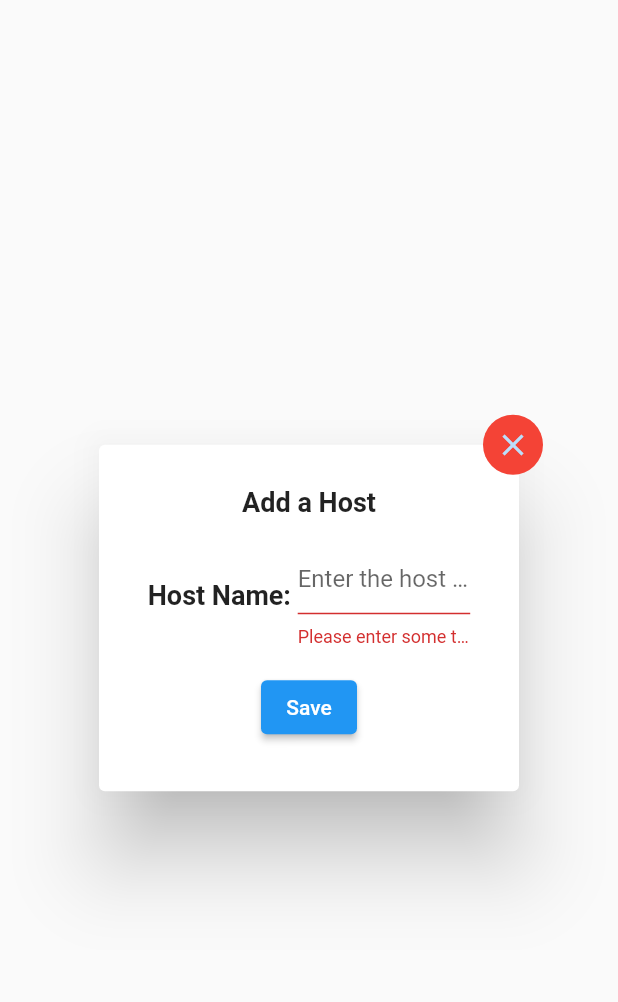
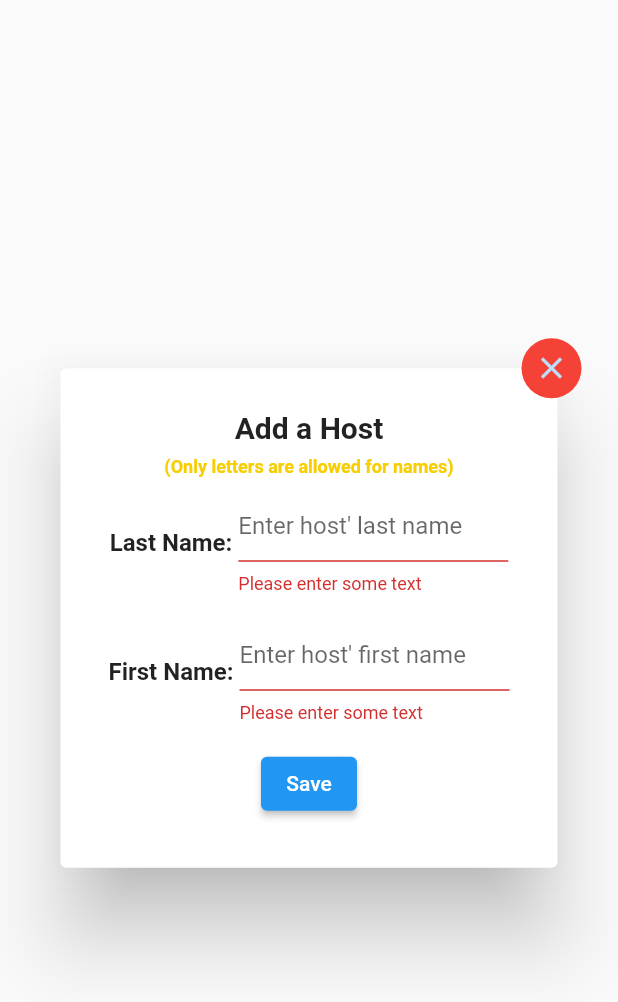
Before and after one commit to SulingXu/registry, a Flutter app: the AddNewHostWidget widget shown alone on an empty page, opened directly with empty values, after a tap on "Save", on a phone screen of 412 x 824 dp. Shown: the top 1002 px of the screen. Run offline on Flutter 3.47's test engine with Material 2 defaults, Android fonts, the phone set to English and light mode, and no system bars.

Commit message:
Add limit for the input, check repeated host name, and add warning for some cases

```diff
--- a/lib/host_list/add_new_host_widget.dart
+++ b/lib/host_list/add_new_host_widget.dart
@@ -1,6 +1,8 @@
 import 'package:flutter/material.dart';
-import 'host.dart';
-import 'host_list_provider.dart';
+import '../styles.dart';
+import 'package:flutter/services.dart';
+import 'package:registry/host_list/host.dart';
+import 'package:registry/host_list/host_list_provider.dart';
 
 class AddNewHostWidget extends StatefulWidget {
   const AddNewHostWidget(
@@ -16,71 +18,107 @@ class AddNewHostWidget extends StatefulWidget {
 
 class _AddNewHostWidgetState extends State<AddNewHostWidget> {
   final _formKey = GlobalKey<FormState>();
-  final _hostNameController = TextEditingController();
+  final _hostFirstNameController = TextEditingController();
+  final _hostLastNameController = TextEditingController();
+  String? _hostNameTxt = null;
+  final String _onlyLettersAllowedAlert = '(Only letters are allowed for names)';
+  final String _saveHostButtonTxt = 'Save';
+  final String _hostFirstNamePrefix = 'First Name: ';
+  final String _hostLastNamePrefix = 'Last Name: ';
+  final String _addHostTitle = 'Add a Host';
+  final String _hostFirstNameInputHintTxt = "Enter host' first name";
+  final String _hostLastNameInputHintTxt = "Enter host' last name";
+  final String _emptyInputAlertTxt = 'Please enter some text';
+  final String _onlySpaceInputAlertTxt = 'Please enter a valid name';
+  final double _widthOfContainer = 180.0;
+  bool _isVisible = false;
+
+  void dispose() {
+    // Clean up the controller when the widget is disposed.
+    _hostFirstNameController.dispose();
+    _hostLastNameController.dispose();
+    super.dispose();
+  }
+
+  bool _hasIdenticalHostName(String newHostName) {
+    var i = 0;
+    Host existingHost;
+    while(i < widget.hostListProvider.provideHosts().length) {
+      existingHost = widget.hostListProvider.provideHosts()[i];
+      if (newHostName.toLowerCase() == existingHost.name.toLowerCase()) {
+        return true;
+      }
+      i++;
+    }
+    return false;
+  }
+
+  void _addHost(String newHostName) {
+    widget.hostListProvider.addHost(Host(_hostNameTxt!));
+    widget.completion(); // call the completion handler / function to trigger list updates
+  }
+
+  Widget textFormField(TextEditingController nameInputController, String nameInputHint, String emptyInputAlert, String onlySpaceInputAlert) {
+    return TextFormField(
+      controller: nameInputController,
+      inputFormatters: <TextInputFormatter>[
+        FilteringTextInputFormatter.allow(RegExp("[a-zA-Z]")),
+      ],
+      decoration: InputDecoration(
+        border: UnderlineInputBorder(),
+        hintText: nameInputHint,
+      ),
+      validator: (value) {
+        if (value == null || value.isEmpty) {
+          setState(() {
+            _isVisible = false;
+          });
+          return emptyInputAlert;
+        } else if (value == ' ') {
+          return onlySpaceInputAlert;
+        }
+        return null;
+      },
+    );
+  }
+
+  Widget paddingInRowWithNameController(String namePrefix, double widthOfContainer, TextEditingController nameInputController, String nameInputHint, String emptyInputAlert, String onlySpaceInputAlert) {
+    return Padding(
+        padding: EdgeInsets.all(8.0),
+        child: Row(
+          mainAxisAlignment: MainAxisAlignment.center,
+          children: [
+            Styles.text(namePrefix, Styles.smallTextWithDefaultColor),
+            Container(
+              width: widthOfContainer,
+              child: textFormField(nameInputController, nameInputHint, emptyInputAlert, onlySpaceInputAlert),
+            )
+          ],
+        )
+    );
+  }
+
   @override
   Widget build(BuildContext context) {
-
     Widget savedHostButton = ElevatedButton(
-      child: Text("Save"),
+      child: Text(_saveHostButtonTxt),
       onPressed: () {
         if (_formKey.currentState!.validate()) {
-          _addHost();
-          Navigator.of(context).pop();
+          _hostNameTxt = _hostFirstNameController.text + ' ' + _hostLastNameController.text;
+            if(_hasIdenticalHostName(_hostNameTxt!)) {
+              setState(() {
+                _isVisible = true;
+                _hostFirstNameController.text = '';
+                _hostLastNameController.text = '';
+              });
+            }
+            else {
+              _isVisible = false;
+              _addHost(_hostNameTxt!);
+              Navigator.of(context).pop();
+            }
         }
       },
-    );
-
-    Widget formInAlertDialog = Form(
-      key: _formKey,
-      child: Column(
-        mainAxisSize: MainAxisSize.min,
-        children: <Widget>[
-          Padding(
-            padding: EdgeInsets.all(8.0),
-            child: Text(
-              'Add a Host',
-              style: TextStyle(
-                fontWeight: FontWeight.bold,
-                fontSize: 18,
-              ),
-            ),
-          ),
-          Padding(
-            padding: EdgeInsets.all(8.0),
-            child: Row(
-              mainAxisAlignment: MainAxisAlignment.center,
-              children: [
-                Text(
-                  'Host Name: ',
-                  style: TextStyle(
-                    fontWeight: FontWeight.bold,
-                    fontSize: 18,
-                  ),
-                ),
-              Container(
-                width: 115.0,
-                child: TextFormField(
-                  controller:
-                  _hostNameController,
-                  decoration: InputDecoration(
-                    border: UnderlineInputBorder(),
-                    hintText: 'Enter the host name',
-                  ),
-                  validator: (value) {
-                    if (value == null || value.isEmpty) {
-                      return 'Please enter some text';
-                    }
-                    return null;
-                  },
-                ))
-              ],
-              )),
-          Padding(
-            padding: const EdgeInsets.all(8.0),
-            child: savedHostButton,
-          )
-        ],
-      ),
     );
 
     return AlertDialog(
@@ -100,16 +138,30 @@ class _AddNewHostWidgetState extends State<AddNewHostWidget> {
               ),
             ),
           ),
-          formInAlertDialog,
+          Form(
+            key: _formKey,
+            child: Column(
+              mainAxisSize: MainAxisSize.min,
+              children: <Widget>[
+                Styles.paddingWithText(_addHostTitle),
+                Styles.text(_onlyLettersAllowedAlert, Styles.extralSmallTextWithYellowColor),
+                paddingInRowWithNameController(_hostLastNamePrefix, _widthOfContainer, _hostLastNameController, _hostLastNameInputHintTxt, _emptyInputAlertTxt, _onlySpaceInputAlertTxt),
+                paddingInRowWithNameController(_hostFirstNamePrefix, _widthOfContainer, _hostFirstNameController, _hostFirstNameInputHintTxt, _emptyInputAlertTxt, _onlySpaceInputAlertTxt),
+                Visibility (
+                  visible: _isVisible,
+                  child: Styles.text("The host name has already existed!\n"
+                      "please reenter or choose one!",
+                      Styles.extralSmallTextWithRedColor),
+                ),
+                Padding(
+                  padding: const EdgeInsets.all(8.0),
+                  child: savedHostButton,
+                )
+              ],
+            ),
+          ),
         ],
       ),
     );
   }
-
-  // Private methods
-  void _addHost() {
-      widget.hostListProvider.addHost(
-          Host(_hostNameController.text));
-      widget.completion(); // call the completion handler / function to trigger list updates
-  }
 }
```
